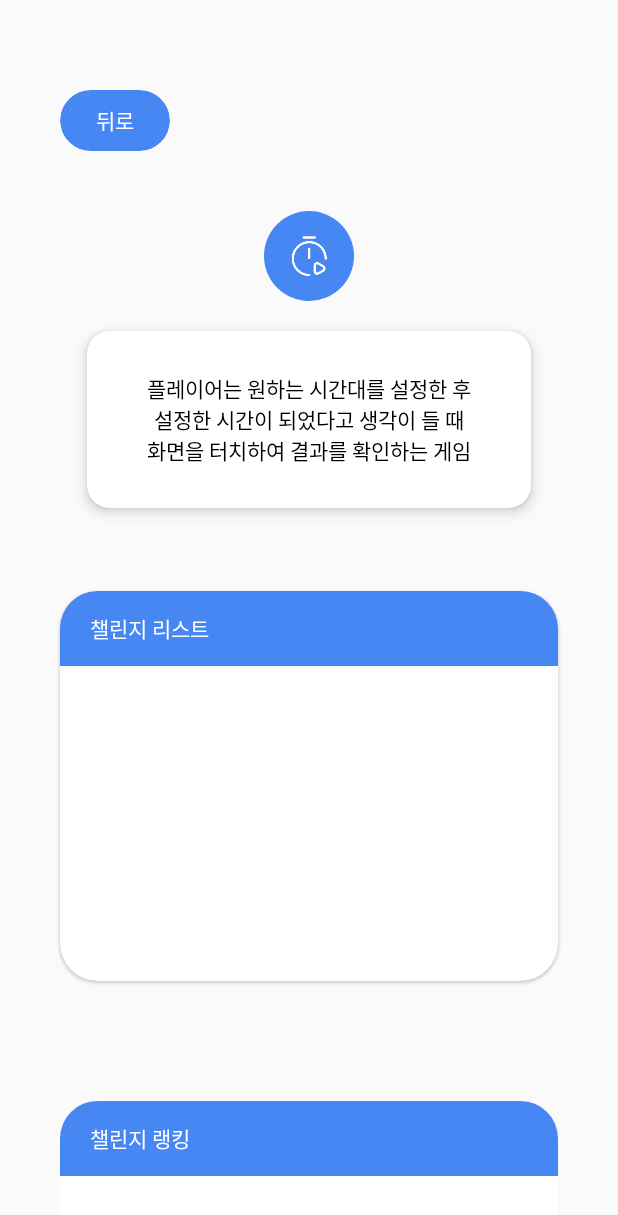
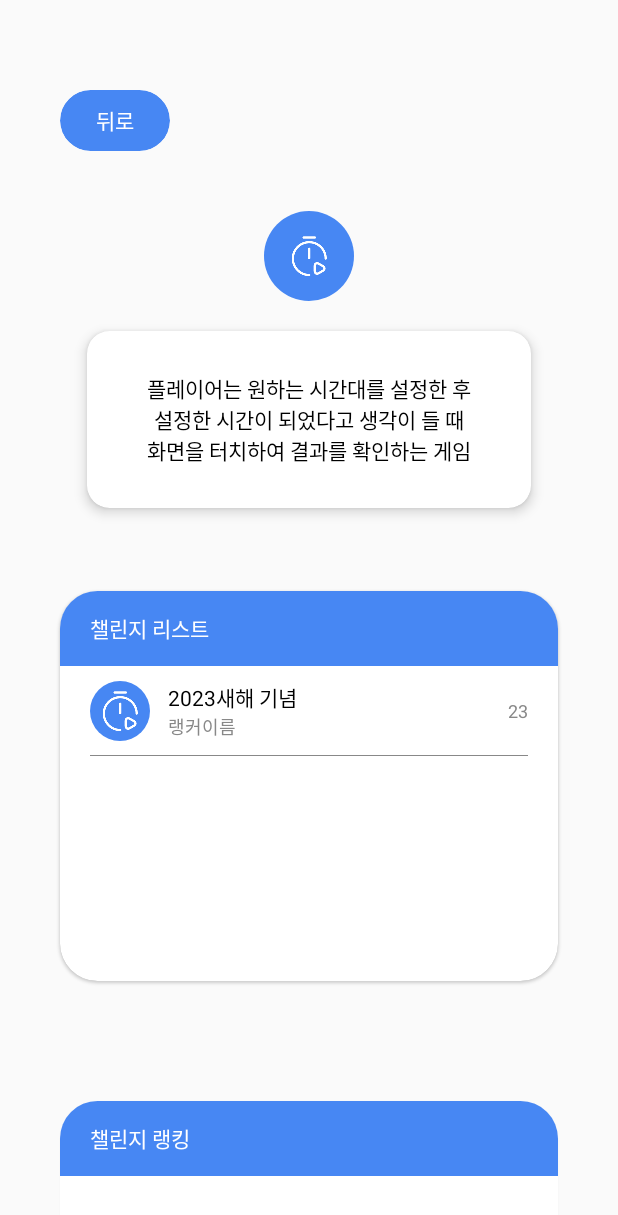
Before and after one commit to GGON-AND-KIDS/GGON-AND-KIDS-Android, an Android app built with Jetpack Compose: the screen it shows after launch (MainActivity), on a phone screen of 412 x 824 dp. Shown: the top 1215 px of the screen. Run offline under Robolectric (Android 15) with nearby library versions, the phone set to English and light mode, and no system bars; Roboto replaces fonts that are not available here.

Commit message:
feat: 챌린지 아이템

```diff
--- a/app/src/main/java/com/example/jjol/ui/ChallengeScreen.kt
+++ b/app/src/main/java/com/example/jjol/ui/ChallengeScreen.kt
@@ -10,6 +10,7 @@ import androidx.compose.foundation.layout.Column
 import androidx.compose.foundation.layout.Row
 import androidx.compose.foundation.layout.Spacer
 import androidx.compose.foundation.layout.fillMaxHeight
+import androidx.compose.foundation.layout.fillMaxSize
 import androidx.compose.foundation.layout.fillMaxWidth
 import androidx.compose.foundation.layout.height
 import androidx.compose.foundation.layout.padding
@@ -107,7 +108,15 @@ fun ChallengeScreen() {
         Spacer(modifier = Modifier.height(15.dp))
 
         ChallengeList(
-            list = listOf(),
+            list = listOf(
+                ChallengeListData(
+                    imageUrl = null,
+                    title = "2023새해 기념",
+                    content = "랭커이름",
+                    time = 23,
+                    rank = null,
+                )
+            ),
             title = "챌린지 리스트",
             state = ChallengeState.ShowTime,
             onItemClicked = {},
@@ -192,9 +201,12 @@ private fun ChallengeListItem(
             .fillMaxWidth()
             .height(60.dp)
             .clickable { onItemClicked() }
-            .padding(horizontal = 20.dp),
+            .padding(horizontal = 20.dp)
     ) {
-        Row(verticalAlignment = Alignment.CenterVertically) {
+        Row(
+            modifier = Modifier.fillMaxSize(),
+            verticalAlignment = Alignment.CenterVertically
+        ) {
             Image(
                 modifier = Modifier
                     .size(40.dp)
@@ -248,18 +260,11 @@ private fun ChallengeListItem(
                         fontSize = 12.sp,
                         fontStyle = FontStyle(R.font.notosans_kr_regular)
                     ),
+                    modifier = Modifier.fillMaxWidth().wrapContentWidth(Alignment.End)
                 )
             }
-
         }
-    }
-
-    Canvas(
-        modifier = Modifier
-            .fillMaxWidth()
-            .fillMaxHeight()
-            .wrapContentHeight(Alignment.Bottom)
-    ) {
+        Canvas(modifier = Modifier.fillMaxWidth()) {
             val canvasWidth = size.width
             val canvasHeight = size.height
 
@@ -267,8 +272,9 @@ private fun ChallengeListItem(
                 start = Offset(x = 0f, y = canvasHeight),
                 end = Offset(x = canvasWidth, y = canvasHeight),
                 color = Color.Gray,
-            strokeWidth = 1F
+                strokeWidth = 2F
             )
+        }
     }
 }
 
```
Lines whose indentation alone changed are shown as unchanged.
